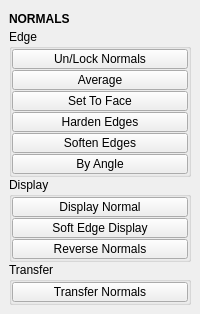
First picture: the form in tentacle/ui/normals.ui, repository m3trik/tentacle, before the edit.
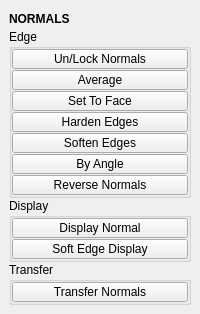
Second picture: the form after the edit. Custom widgets are drawn as their Qt base class.

Patch:
```diff
--- a/tentacle/ui/normals.ui
+++ b/tentacle/ui/normals.ui
@@ -267,6 +267,37 @@
            </property>
           </widget>
          </item>
+         <item>
+          <widget class="QPushButton" name="b010">
+           <property name="enabled">
+            <bool>true</bool>
+           </property>
+           <property name="minimumSize">
+            <size>
+             <width>0</width>
+             <height>20</height>
+            </size>
+           </property>
+           <property name="maximumSize">
+            <size>
+             <width>16777215</width>
+             <height>20</height>
+            </size>
+           </property>
+           <property name="toolTip">
+            <string>Reverse Selected Normals</string>
+           </property>
+           <property name="text">
+            <string>Reverse Normals</string>
+           </property>
+           <property name="iconSize">
+            <size>
+             <width>18</width>
+             <height>18</height>
+            </size>
+           </property>
+          </widget>
+         </item>
         </layout>
        </widget>
       </item>
@@ -292,7 +323,7 @@
           <number>0</number>
          </property>
          <item>
-          <widget class="PushButton" name="tb000">
+          <widget class="QPushButton" name="b005">
            <property name="enabled">
             <bool>true</bool>
            </property>
@@ -353,37 +384,6 @@
            </property>
           </widget>
          </item>
-         <item>
-          <widget class="QPushButton" name="b010">
-           <property name="enabled">
-            <bool>true</bool>
-           </property>
-           <property name="minimumSize">
-            <size>
-             <width>0</width>
-             <height>20</height>
-            </size>
-           </property>
-           <property name="maximumSize">
-            <size>
-             <width>16777215</width>
-             <height>20</height>
-            </size>
-           </property>
-           <property name="toolTip">
-            <string>Reverse Selected Normals</string>
-           </property>
-           <property name="text">
-            <string>Reverse Normals</string>
-           </property>
-           <property name="iconSize">
-            <size>
-             <width>18</width>
-             <height>18</height>
-            </size>
-           </property>
-          </widget>
-         </item>
         </layout>
        </widget>
       </item>
@@ -461,16 +461,16 @@
   </widget>
  </widget>
  <customwidgets>
-  <customwidget>
-   <class>Header</class>
-   <extends>QLabel</extends>
-   <header>uitk.widgets.header.Header.h</header>
-  </customwidget>
   <customwidget>
    <class>PushButton</class>
    <extends>QPushButton</extends>
    <header>widgets.pushbutton.h</header>
   </customwidget>
+  <customwidget>
+   <class>Header</class>
+   <extends>QLabel</extends>
+   <header>uitk.widgets.header.Header.h</header>
+  </customwidget>
  </customwidgets>
  <resources/>
  <connections/>
```
